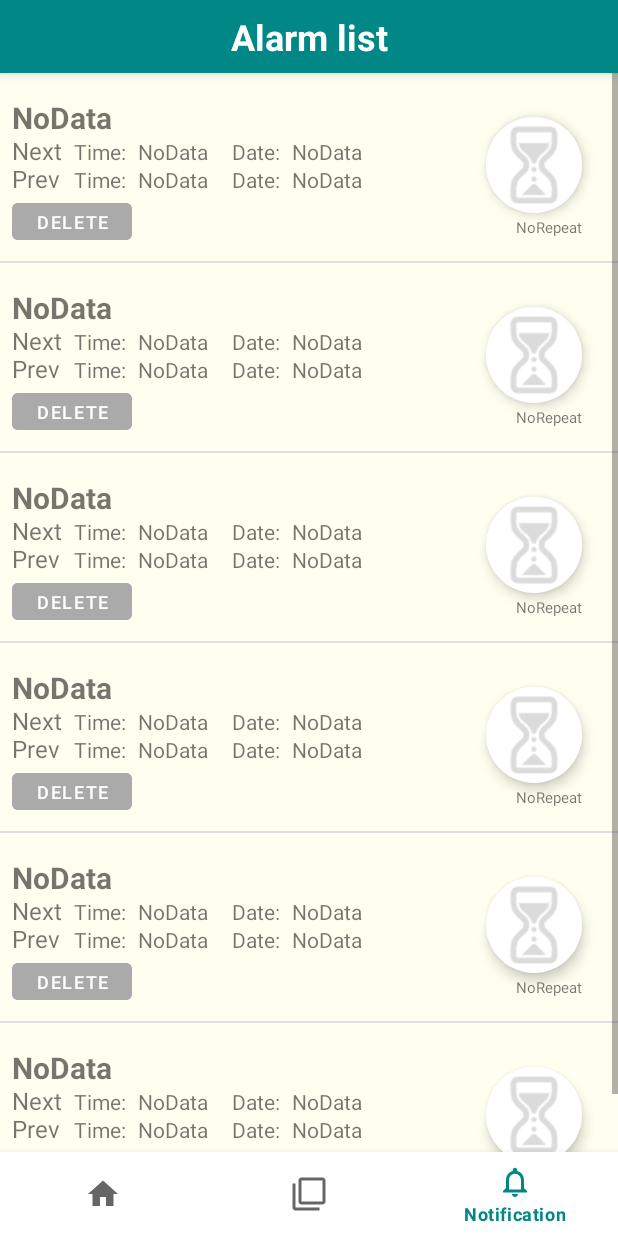
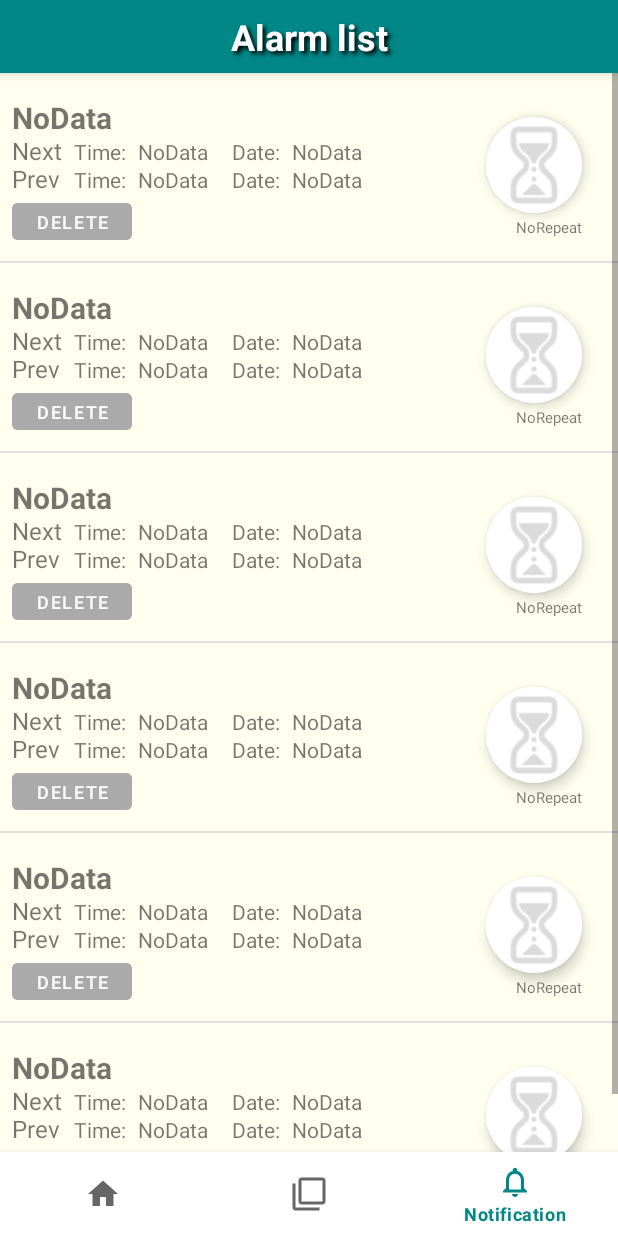
Before and after one commit to HirotoMori1029/AquaCare01, an Android app: the NotificationFragment screen opened through its navigation route, on a phone screen of 412 x 824 dp. Run offline under Robolectric (Android 15) with nearby library versions, the phone set to English and light mode, and no system bars; our stand-ins replace navigation-ui.

Commit message:
NotificationFragmentの上部文字列を影付き文字に変更

```diff
--- a/app/src/main/res/layout/fragment_notification.xml
+++ b/app/src/main/res/layout/fragment_notification.xml
@@ -18,6 +18,10 @@
         android:background="@color/teal_700"
         android:textColor="@color/white"
         android:textStyle="bold"
+        android:shadowColor="#000000"
+        android:shadowDx="3"
+        android:shadowDy="3"
+        android:shadowRadius="3"
         android:elevation="5dp"
         app:layout_constraintStart_toStartOf="parent"
         app:layout_constraintEnd_toEndOf="parent"
```
